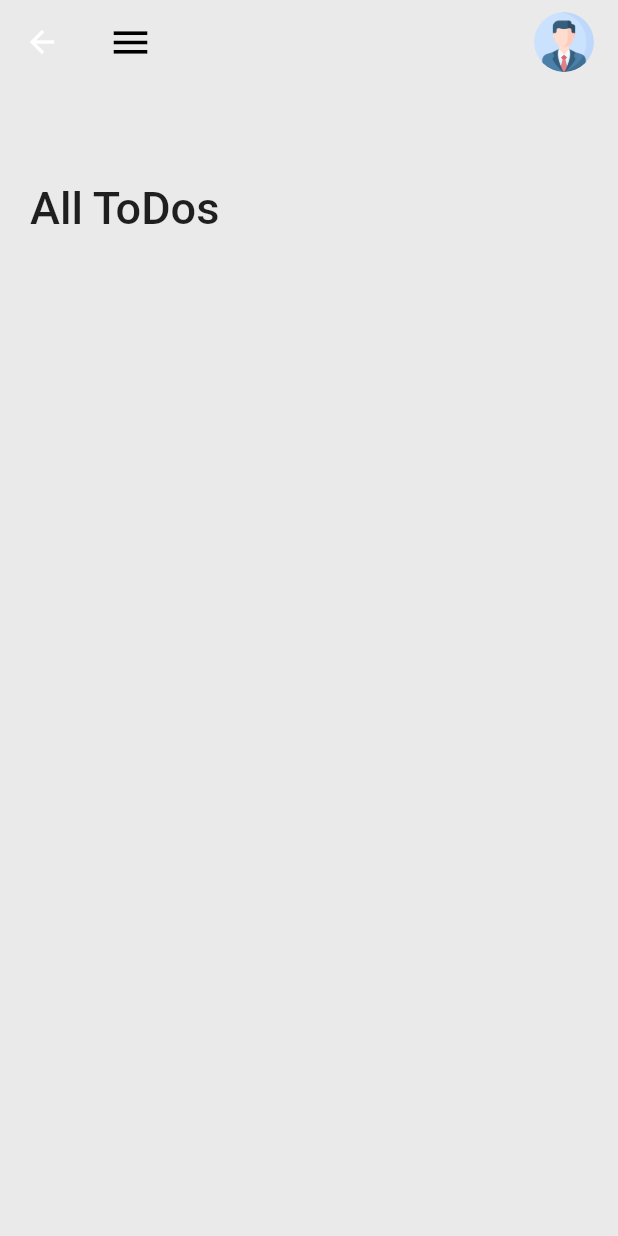
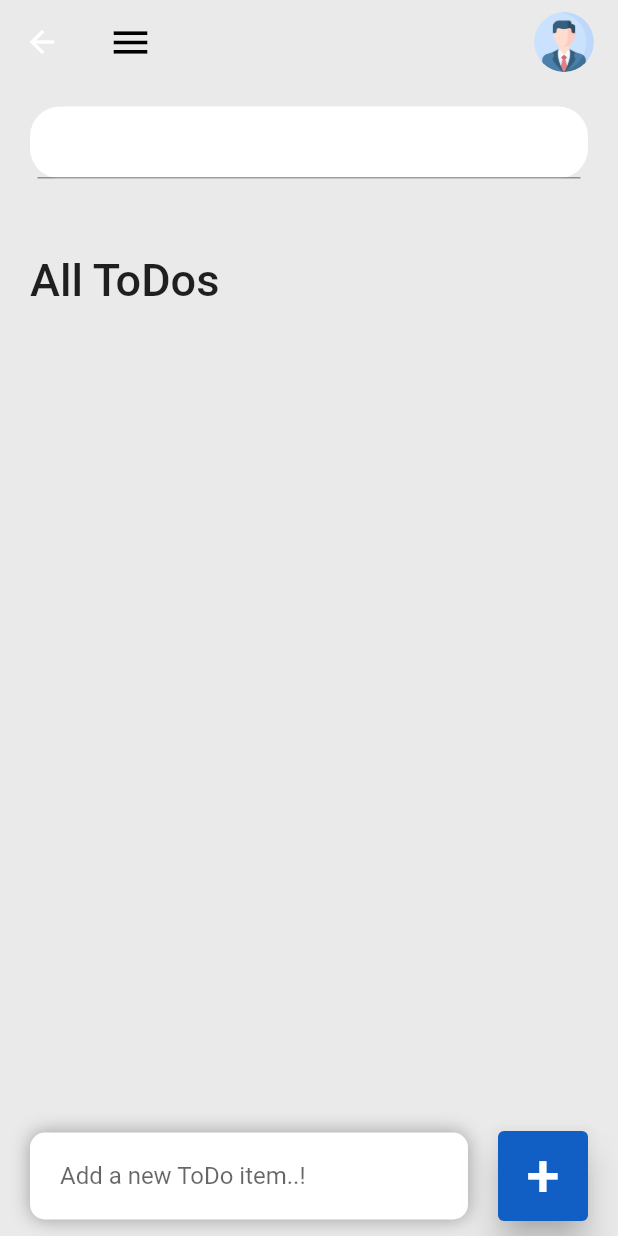
Before and after one commit to SaifTecDatum/learn_flutter, a Flutter app: the MyHome screen opened directly, on a phone screen of 412 x 824 dp. Run offline on Flutter 3.47's test engine with Material 2 defaults, Android fonts, the phone set to English and light mode, and no system bars; our stand-ins replace awesome_snackbar_content, google_fonts; Roboto replaces fonts that are missing (Aclonica).

Commit message:
Fixed bugs & minor changes..!

```diff
--- a/lib/main.dart
+++ b/lib/main.dart
@@ -22,11 +22,11 @@ class MyApp extends StatelessWidget {
       debugShowCheckedModeBanner: false,
       title: 'Learn Flutter - ToDo App',
 
-      /*theme: ThemeData(
+/*theme: ThemeData(
         textTheme: GoogleFonts.aclonicaTextTheme(
           Theme.of(context).textTheme,
         ),
-      ),*/  //To Reflect in the whole App Text fields with a FontFamily attribute at a Time.
+      ),*/ //To Reflect in the whole App Text fields with a FontFamily attribute at a Time.
 
       home: Home(),
     );
--- a/lib/models/todo.dart
+++ b/lib/models/todo.dart
@@ -1,10 +1,13 @@
-
 class ToDo {
   String? id;
   String? todoText;
   bool isDone;
 
-  ToDo({required this.id, required this.todoText, this.isDone = false,});
+  ToDo({
+    required this.id,
+    required this.todoText,
+    this.isDone = false,
+  });
 
   static List<ToDo> todoList() {
     return [
--- a/lib/screens/MyHome.dart
+++ b/lib/screens/MyHome.dart
@@ -1,5 +1,8 @@
 import 'package:flutter/material.dart';
+import 'package:google_fonts/google_fonts.dart';
 import 'package:learn_flutter/constants/colors.dart';
+import 'package:learn_flutter/models/todo.dart';
+import 'package:learn_flutter/widgets/todo_item.dart';
 
 class MyHome extends StatefulWidget {
   const MyHome({Key? key}) : super(key: key);
@@ -9,6 +12,9 @@ class MyHome extends StatefulWidget {
 }
 
 class _MyHomeState extends State<MyHome> {
+  final toDoController = TextEditingController();
+  List<ToDo> foundToDO = [];
+
   @override
   Widget build(BuildContext context) {
     return Scaffold(
@@ -23,24 +29,86 @@ class _MyHomeState extends State<MyHome> {
                 searchBox(),
                 Expanded(
                   child: ListView(
+                    padding: const EdgeInsets.only(bottom: 40),
                     children: [
                       Container(
-                          margin: EdgeInsets.only(top: 50, bottom: 20),
+                        margin: const EdgeInsets.only(top: 50, bottom: 20),
                         child: Text(
                           'All ToDos',
+                          style: GoogleFonts.aclonica(
+                              fontSize: 30, fontWeight: FontWeight.w500),
+                        ),
+                      ),
+                      for (ToDo todoo in foundToDO.reversed)
+                        ToDoItem(
+                            toDo: todoo,
+                            onToDoChanged: 'onToDoChanged',
+                            onDeleteItem: 'onDeleteItem',
+                        ),
+                    ],
+                  ),
+                ),
+              ],
+            ),
+          ),
+          Align(
+            alignment: Alignment.bottomCenter,
+            child: Row(
+              children: [
+                Expanded(
+                  child: Container(
+                    margin:
+                        const EdgeInsets.only(left: 20, right: 20, bottom: 10),
+                    padding:
+                        const EdgeInsets.symmetric(horizontal: 20, vertical: 5),
+                    decoration: BoxDecoration(
+                      color: Colors.white,
+                      borderRadius: BorderRadius.circular(10),
+                      boxShadow: const [
+                        BoxShadow(
+                          color: Colors.grey,
+                          offset: Offset(0.0, 0.0),
+                          blurRadius: 10.0,
+                          spreadRadius: 0.0,
+                        ),
+                      ],
+                    ),
+                    child: TextField(
+                      controller: toDoController,
+                      decoration: const InputDecoration(
+                        hintText: 'Add a new ToDo item..!',
+                        border: InputBorder.none,
+                      ),
+                    ),
+                  ),
+                ),
+                Container(
+                  margin: const EdgeInsets.only(right: 20, bottom: 10),
+                  child: ElevatedButton(
+                    onPressed: () {
+                      if (toDoController.text.isEmpty) {
+                        //show the snackBar toast.
+                      } else {
+                        //upload toTo item..
+                        toDoController.clear();
+                      }
+                    },
+                    style: ElevatedButton.styleFrom(
+                      elevation: 10,
+                      minimumSize: const Size(60, 60),
+                      backgroundColor: tdBlue,
+                    ),
+                    child: const Text(
+                      '+',
                       style: TextStyle(
-                              fontSize: 30,
-                              fontWeight: FontWeight.w500,
+                        fontSize: 40,
+                      ),
                     ),
                   ),
                 ),
               ],
+            ),
           )
-                )
-              ],
-            ),
-          ),
-
         ],
       ),
     );
@@ -54,7 +122,8 @@ class _MyHomeState extends State<MyHome> {
         const Icon(
           Icons.menu,
           size: 30,
-          color: tdBlack,),
+          color: tdBlack,
+        ),
         SizedBox(
           width: 40,
           height: 40,
@@ -69,9 +138,15 @@ class _MyHomeState extends State<MyHome> {
 
   Widget searchBox() {
     return Container(
+      padding: const EdgeInsets.symmetric(horizontal: 5),
+      decoration: BoxDecoration(
+        color: Colors.white,
+        borderRadius: BorderRadius.circular(20)
+      ),
 
+      child: TextField(
+        onChanged: (value) => 'abcd',
+      ),
     );
   }
-
-
 }
--- a/lib/screens/home.dart
+++ b/lib/screens/home.dart
@@ -44,12 +44,12 @@ class _HomeState extends State<Home> {
                 searchBox(),
                 Expanded(
                   child: ListView(
+                    padding: const EdgeInsets.only(bottom: 40),
                     children: [
                       Container(
                         margin: const EdgeInsets.only(top: 50, bottom: 20),
                         child: Text(
                           'All ToDos',
-
                           style: GoogleFonts.aclonica(
                             fontSize: 30,
                             fontWeight: FontWeight.w500,
@@ -77,7 +77,7 @@ class _HomeState extends State<Home> {
               Expanded(
                 child: Container(
                   margin: const EdgeInsets.only(
-                    bottom: 20,
+                    bottom: 10,
                     right: 20,
                     left: 20,
                   ),
@@ -85,6 +85,7 @@ class _HomeState extends State<Home> {
                       const EdgeInsets.symmetric(horizontal: 20, vertical: 5),
                   decoration: BoxDecoration(
                     color: Colors.white,
+                    borderRadius: BorderRadius.circular(10),
                     boxShadow: const [
                       BoxShadow(
                         color: Colors.grey,
@@ -93,7 +94,6 @@ class _HomeState extends State<Home> {
                         spreadRadius: 0.0,
                       ),
                     ],
-                    borderRadius: BorderRadius.circular(10),
                   ),
                   child: TextField(
                     controller: _todoController,
@@ -106,7 +106,7 @@ class _HomeState extends State<Home> {
               ),
               Container(
                 margin: const EdgeInsets.only(
-                  bottom: 20,
+                  bottom: 10,
                   right: 20,
                 ),
                 child: ElevatedButton(
--- a/lib/widgets/todo_item.dart
+++ b/lib/widgets/todo_item.dart
@@ -21,7 +21,9 @@ class ToDoItem extends StatelessWidget {
   Widget build(BuildContext context) {
     return Container(
       margin: const EdgeInsets.only(bottom: 20),
+
       child: ListTile(
+
         onTap: () {
           //print('Clicked on _ToDo Item..!');
           onToDoChanged(toDo);
```
Also changed, not shown: 1 other file. Lines whose indentation alone changed are shown as unchanged.
